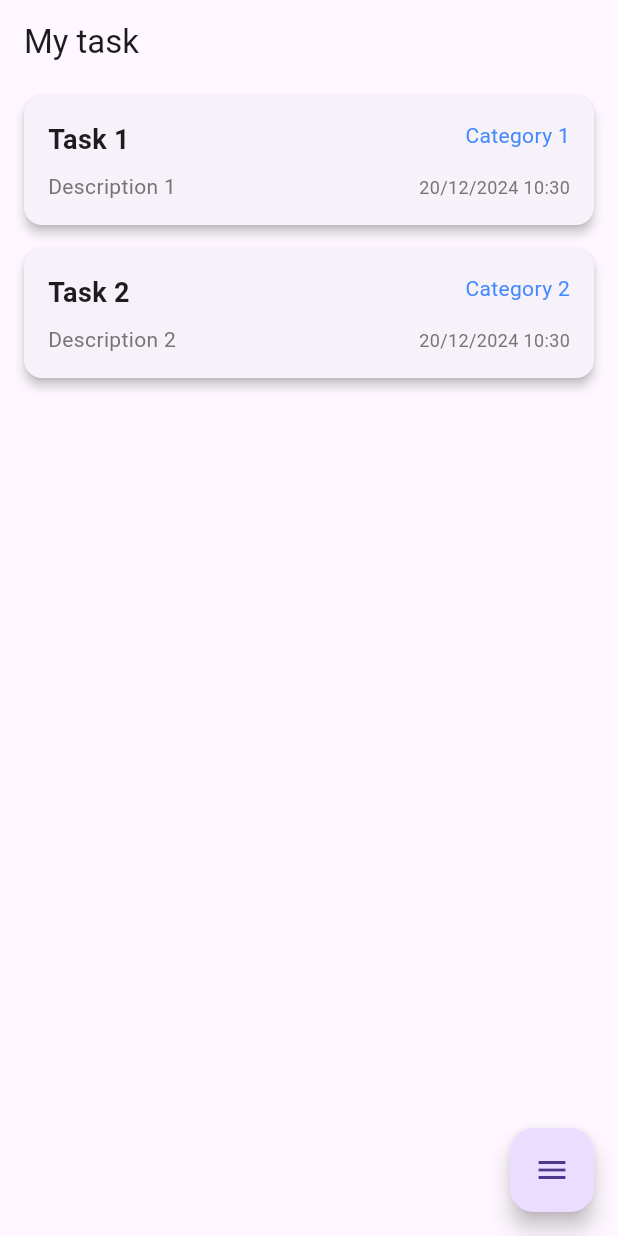
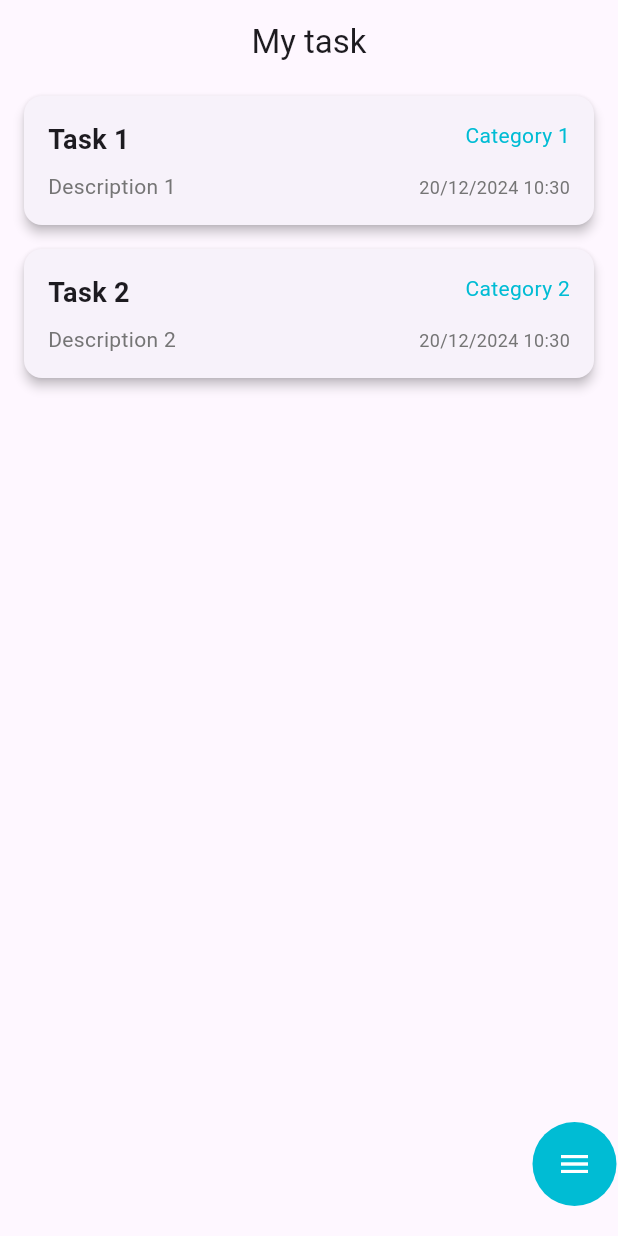
Before and after one commit to Navi321/task_manager_app, a Flutter app: the screen it shows after launch, on a phone screen of 412 x 824 dp. Run offline on Flutter 3.47's test engine with Material 3 defaults, Android fonts, the phone set to English and light mode, and no system bars.

Commit message:
work on a task card, menu button

```diff
--- a/lib/screens/home_screen.dart
+++ b/lib/screens/home_screen.dart
@@ -1,5 +1,7 @@
 import 'package:flutter/material.dart';
 import 'package:task_manager_app/widgets/card.dart';
+import 'package:task_manager_app/widgets/menu_button.dart';
+import 'package:task_manager_app/widgets/showtaskdetails.dart';
 import 'package:task_manager_app/models/task.dart';
 
 class HomeScreen extends StatelessWidget {
@@ -22,88 +24,38 @@ class HomeScreen extends StatelessWidget {
   Widget build(BuildContext context) {
     return Scaffold(
       appBar: AppBar(
-        title: Text('My task'),
+        title: Text(
+          'My task',
         ),
-      body: ListView.builder(
+        centerTitle: true,
+      ),
+      body: Stack(
+        children: [
+          ListView.builder(
             itemCount: tasks.length,
             itemBuilder: (context, index) {
               return TaskCard(
                 task: tasks[index],
                 onOpenTask: () {
-              _showTaskDetails(context, tasks[index]);
+                  showTaskDetails(context, tasks[index]);
                 },
               );
             },
           ),
-      floatingActionButton: FloatingActionButton(
-        onPressed: () {
-          // Open the menu
+          Positioned(
+            bottom: 20,
+            right: 1,
+            child: MenuButton(
+              onSettingsPressed: () {
+                print('Settings pressed');
               },
-        child: Icon(Icons.menu),
+              onAddTaskPressed: () {
+                print('Add task pressed');
+              },
+            ),
+          ),
+        ],
       ),
     );
   }
 }
-
-void _showTaskDetails(BuildContext context, Task task) {
-  showDialog(
-    context: context,
-    builder: (BuildContext context) {
-      return AlertDialog(
-        shape: RoundedRectangleBorder(
-          borderRadius: BorderRadius.circular(16.0),
-        ),
-        title: Text(
-        task.title,
-        style: TextStyle(fontSize: 20, fontWeight: FontWeight.bold),
-        ),
-        content: SingleChildScrollView(
-          child: Column(
-            crossAxisAlignment: CrossAxisAlignment.start,
-            children: [
-              Text(
-                task.description,
-                style: TextStyle(fontSize: 16),
-              ),
-              const SizedBox(height: 16),
-              Row(
-                mainAxisAlignment: MainAxisAlignment.spaceBetween,
-                children: [
-                  Text(
-                    "Category: ${task.category}",
-                    style: TextStyle(fontSize: 14, color: Colors.blueAccent),
-                  ),
-                  Text(
-                    "Date: ${_formatDate(task.date)}",
-                    style: TextStyle(fontSize: 14, color: Colors.grey[600]),
-                  ),
-                ],
-              ),
-            ],
-          ),
-        ),
-        actions: [
-          TextButton(
-            onPressed: () {
-              Navigator.pop(context);
-            },
-            child: Text(
-              'Delete',
-              style: TextStyle(color: Colors.red),
-            ),
-          ),
-          ElevatedButton(
-            onPressed: () {
-              // Edit the task
-              Navigator.pop(context);
-            },
-            child: Text('Edit'),
-          )
-        ],
-      );
-    },
-  );
-}
-String _formatDate(DateTime date) {
-  return '${date.day}/${date.month}/${date.year} ${date.hour}:${date.minute}';
-}
--- a/lib/widgets/card.dart
+++ b/lib/widgets/card.dart
@@ -44,7 +44,7 @@ class TaskCard extends StatelessWidget {
                 children: [
                   Text(
                     task.category,
-                    style: TextStyle(fontSize: 14, color: Colors.blueAccent),
+                    style: TextStyle(fontSize: 14, color: Colors.cyan),
                   ),
                   const SizedBox(height: 16),
                   Text(
--- /dev/null
+++ b/lib/widgets/menu_button.dart
@@ -0,0 +1,77 @@
+import 'package:flutter/material.dart';
+
+class MenuButton extends StatefulWidget {
+  final VoidCallback onSettingsPressed;
+  final VoidCallback onAddTaskPressed;
+
+  const MenuButton({
+    required this.onSettingsPressed,
+    required this.onAddTaskPressed,
+    Key? key,
+  }) : super(key: key);
+
+  @override
+  _MenuButtonState createState() => _MenuButtonState();
+}
+
+class _MenuButtonState extends State<MenuButton> {
+  bool _isMenuOpen = false;
+
+  @override
+  Widget build(BuildContext context) {
+    return Row(
+      children: [
+        AnimatedContainer(
+          duration: Duration(milliseconds: 300),
+          width: _isMenuOpen ? 160 : 0,
+          height: 56,
+          decoration: BoxDecoration(
+            color: Colors.cyan,
+            borderRadius: BorderRadius.circular(28),
+          ),
+          child: _isMenuOpen
+              ? Row(
+            mainAxisAlignment: MainAxisAlignment.spaceEvenly,
+            children: [
+              IconButton(
+                icon: Icon(Icons.settings, color: Colors.white),
+                onPressed: widget.onSettingsPressed,
+              ),
+              IconButton(
+                icon: Icon(Icons.add, color: Colors.white),
+                onPressed: widget.onAddTaskPressed,
+              ),
+              IconButton(
+                icon: Icon(Icons.close, color: Colors.white),
+                onPressed: () {
+                  setState(() {
+                    _isMenuOpen = false;
+                  });
+                },
+              ),
+            ],
+          )
+              : SizedBox.shrink(),
+        ),
+        GestureDetector(
+          onTap: () {
+            setState(() {
+              _isMenuOpen = true;
+            });
+          },
+          child: AnimatedContainer(
+            duration: Duration(milliseconds: 300),
+            margin: EdgeInsets.only(left: 8),
+            width: _isMenuOpen ? 0 : 56,
+            height: 56,
+            decoration: BoxDecoration(
+              color: Colors.cyan,
+              shape: BoxShape.circle,
+            ),
+            child: _isMenuOpen ? SizedBox.shrink() : Icon(Icons.menu, color: Colors.white),
+          ),
+        ),
+      ],
+    );
+  }
+}
```
Also changed, not shown: lib/widgets/showtaskdetails.dart (added, +78 -0 lines). Lines whose indentation alone changed are shown as unchanged.
